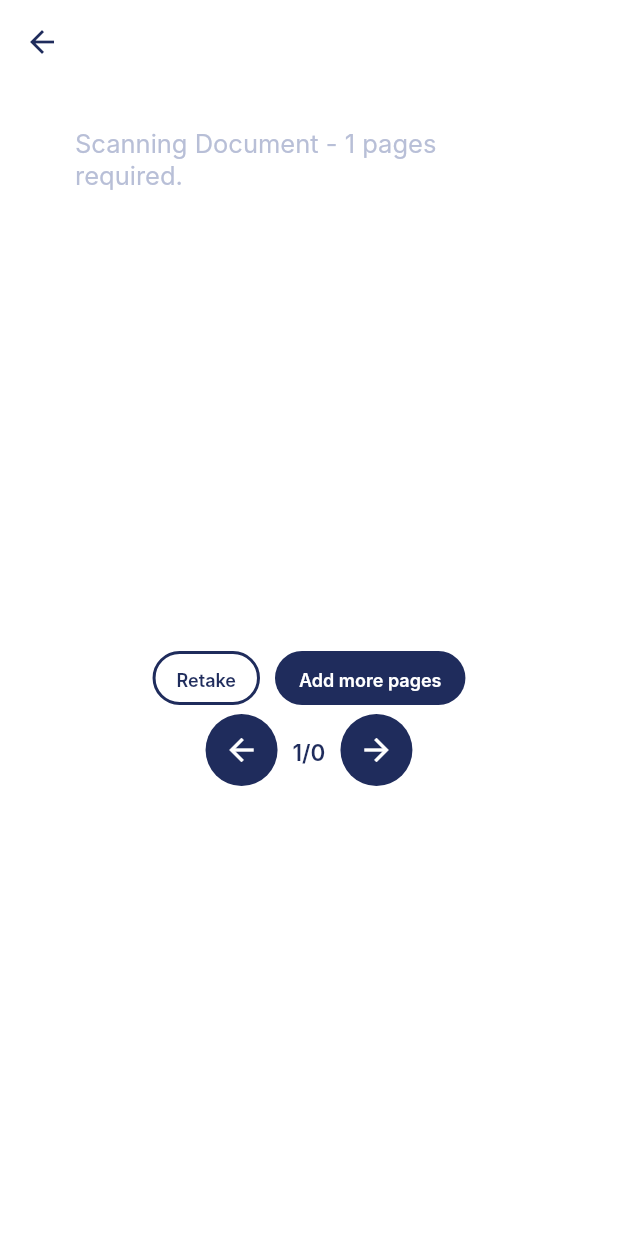
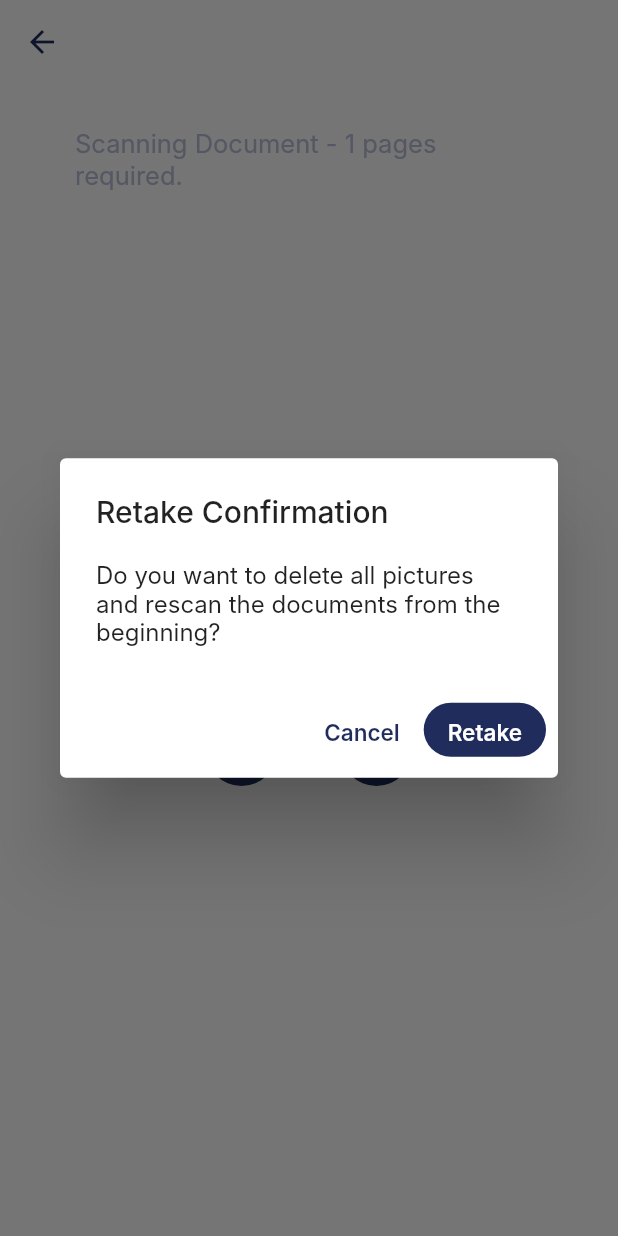
Before and after one commit to BU-Spark/se-courtinfo-mobile-flutter, a Flutter app: the ScanDocScreen screen opened by its route, after a tap on "Retake", on a phone screen of 412 x 824 dp. Run offline on Flutter 3.47's test engine with Material 2 defaults, Android fonts, the phone set to English and light mode, and no system bars; our stand-ins replace flutter_secure_storage, go_router, jwt_decoder; missing offline and left inert: cunning_document_scanner; accounts and stored records are empty; Roboto replaces fonts that are missing (Inter).

Commit message:
Add Retake Dialog & Fix Pagination

```diff
--- a/lib/screens/camera/scanDocScreen.dart
+++ b/lib/screens/camera/scanDocScreen.dart
@@ -2,6 +2,7 @@ import 'dart:io';
 import 'package:flutter/material.dart';
 import 'package:go_router/go_router.dart';
 import 'package:cunning_document_scanner/cunning_document_scanner.dart';
+import '../../utility/retake_dialog.dart';
 
 class ScanDocScreen extends StatefulWidget {
   final int minPageCount;
@@ -139,12 +140,12 @@ class _ScanDocScreen extends State<ScanDocScreen> {
                     ),
                     backgroundColor: Colors.white, // Background color
                   ),
-                  onPressed: onRetake,
+                  onPressed: _showRetakeConfirm,
                   child: const Text(
                     'Retake',
                     textAlign: TextAlign.center,
                     style: TextStyle(
-                      fontSize: 12,
+                      fontSize: 15,
                       fontWeight: FontWeight.w600,
                       height: 1.6699999173,
                       color: Color(0xff1f2c5c),
@@ -166,7 +167,7 @@ class _ScanDocScreen extends State<ScanDocScreen> {
                     'Add more pages',
                     textAlign: TextAlign.center,
                     style: TextStyle(
-                      fontSize: 12,
+                      fontSize: 15,
                       fontWeight: FontWeight.w600,
                       height: 1.6699999173,
                       color: Colors.white,
@@ -248,7 +249,7 @@ class _ScanDocScreen extends State<ScanDocScreen> {
     );
   }
 
-  void onRetake() async {
+  void _onRetake() async {
     List<String> pictures;
     try {
       pictures = await CunningDocumentScanner.getPictures() ?? [];
@@ -261,10 +262,26 @@ class _ScanDocScreen extends State<ScanDocScreen> {
     }
   }
 
+Future<void> _showRetakeConfirm() async {
+    return showDialog<void>(
+      context: context,
+      builder: (BuildContext context) {
+        return RetakeDialog(
+          onRetake: () {
+            // Call the onRetake function to delete pictures and rescan documents
+            _onRetake();
+          },
+        );
+      },
+    );
+  }
   void _onDeletePicture(int index) {
     setState(() {
       _pictures.removeAt(index);
     });
+    if (_currentIndex >= _pictures.length) {
+        _currentIndex = _pictures.length - 1;
+      }
   }
 
   void _onNavigate(int step) {
--- /dev/null
+++ b/lib/utility/retake_dialog.dart
@@ -0,0 +1,58 @@
+import 'package:flutter/material.dart';
+
+class RetakeDialog extends StatefulWidget {
+  final VoidCallback onRetake;
+
+  const RetakeDialog({required this.onRetake});
+
+  @override
+  _RetakeDialogState createState() => _RetakeDialogState();
+}
+
+class _RetakeDialogState extends State<RetakeDialog> {
+  @override
+  Widget build(BuildContext context) {
+    return AlertDialog(
+      title: const Text('Retake Confirmation'),
+      content: const Text(
+          'Do you want to delete all pictures and rescan the documents from the beginning?'),
+      actions: [
+        TextButton(
+          onPressed: () => Navigator.of(context).pop(),
+          child: const Text(
+            'Cancel',
+            style: TextStyle(
+              fontSize: 15,
+              fontWeight: FontWeight.w600,
+              height: 1.6699999173,
+              color: Color(0xff1f2c5c),
+            ),
+          ),
+        ),
+        ElevatedButton(
+          style: ElevatedButton.styleFrom(
+            elevation: 0,
+            shape: RoundedRectangleBorder(
+              borderRadius: BorderRadius.circular(50.0),
+            ),
+            backgroundColor: const Color(0xff1f2c5c),
+          ),
+          onPressed: () {
+            Navigator.of(context).pop();
+            widget.onRetake(); // Call the onRetake callback
+          },
+          child: const Text(
+                    'Retake',
+                    textAlign: TextAlign.center,
+                    style: TextStyle(
+                      fontSize: 15,
+                      fontWeight: FontWeight.w600,
+                      height: 1.6699999173,
+                      color: Colors.white,
+                    ),
+                  ),
+        ),
+      ],
+    );
+  }
+}
```
